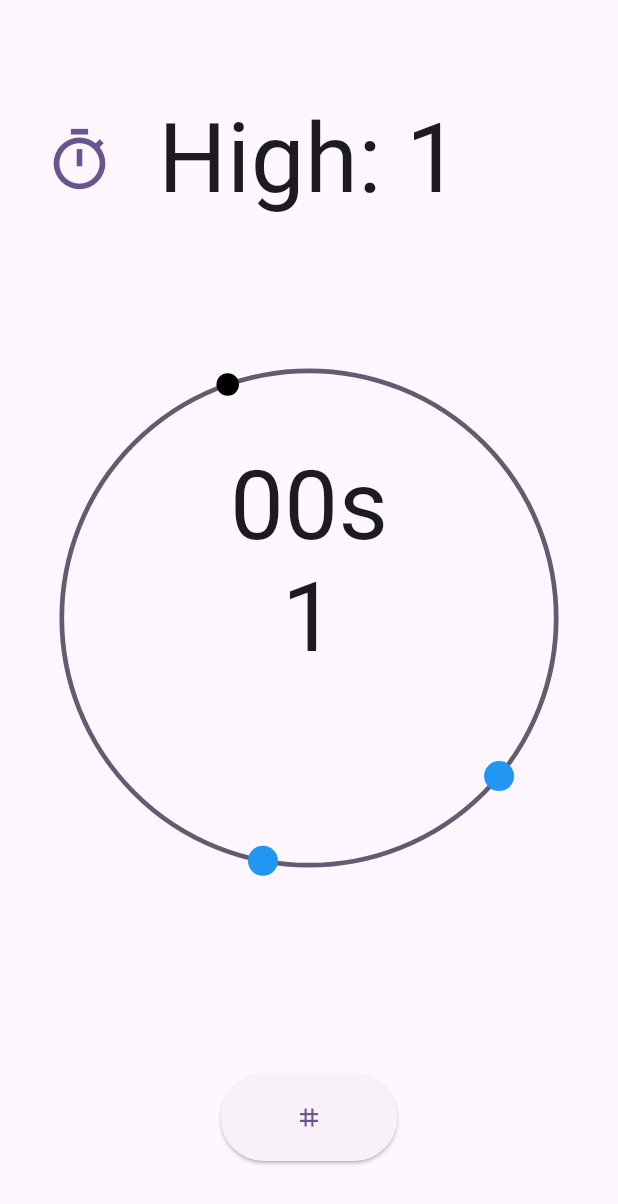
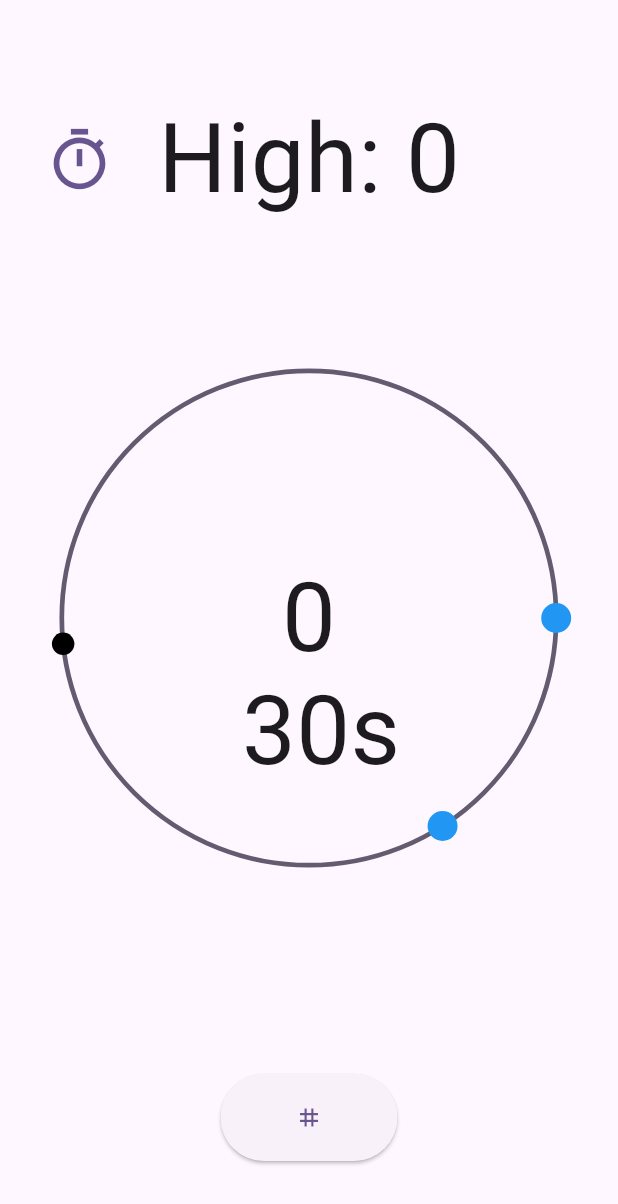
Before and after one commit to PiCake314/spin-click, a Flutter app: the screen it shows after launch, after a tap on the "tag" icon, after a tap on the "sports score" icon, on a phone screen of 412 x 824 dp. Shown: the top 1204 px of the screen. Run offline on Flutter 3.47's test engine with Material 3 defaults, Android fonts, the phone set to English and light mode, and no system bars; our stand-ins replace audioplayers, google_fonts, shared_preferences; Roboto replaces fonts that are missing (Handjet).

Commit message:
speed up for single mode implemented

```diff
--- a/lib/main.dart
+++ b/lib/main.dart
@@ -1,4 +1,6 @@
 // ignore_for_file: non_constant_identifier_names
+
+import 'dart:async';
 
 import 'package:audioplayers/audioplayers.dart';
 import 'package:flutter/material.dart';
@@ -37,30 +39,57 @@ class MyHomePage extends StatefulWidget {
   State<MyHomePage> createState() => _MyHomePageState();
 }
 
-class _MyHomePageState extends State<MyHomePage>  with TickerProviderStateMixin {
+class _MyHomePageState extends State<MyHomePage> with TickerProviderStateMixin {
   late AnimationController controller;
   late Animation<double> angle;
   final prefs = SharedPreferencesWithCache.create(
     cacheOptions: const SharedPreferencesWithCacheOptions(
-      allowList: {"high_score"},
+      allowList: {"high_score_single", "high_score_timed"},
     )
   );
 
-
+  // ================== VARIABLES ==================
+  Color point_color = Colors.black;
   double begin = 0, end = 1;
   int score = 0;
   int? high_score;
-  int ms = 1500;
+  static const int START_MS = 1500;
+  int ms = START_MS;
 
   bool wrong = false;
+  bool time_out = false;
   bool is_timed = false;
+  bool missed = false;
 
+
+  bool show_multiplier = false;
+  int continuous_hit = 0;
+  static const Duration ANIMATION_DURATION = Duration(milliseconds: 250);
+  static const List<AssetImage> MULTIPLIERS = [
+    AssetImage("assets/pluses/1.png"),
+    AssetImage("assets/pluses/2.png"),
+    AssetImage("assets/pluses/3.png"),
+    AssetImage("assets/pluses/4.png"),
+    AssetImage("assets/pluses/5.png"),
+  ];
+
+
+  static const int TOTAL_SECONDS = 30;
+  int timer_seconds = TOTAL_SECONDS;
+
+  Timer? timer;
+
+  // ================== FUNCTIONS ==================
 
   Future<void> initScore() async {
     final SharedPreferencesWithCache preferences = await prefs;
-    setState(() {
-      high_score  = preferences.getInt('high_score') ?? 0;
-    });
+    if(preferences.getInt("high_score_single") == null)
+      preferences.setInt("high_score_single", 0);
+
+    if(preferences.getInt("high_score_timed") == null)
+      preferences.setInt("high_score_timed", 0);
+
+    setState(() => high_score = preferences.getInt("high_score_single")!); // starting in single mode
   }
 
 
@@ -76,13 +105,41 @@ class _MyHomePageState extends State<MyHomePage>  with TickerProviderStateMixin
       duration: Duration(milliseconds: ms),
       vsync: this,
     );
+
     angle = Tween<double>(begin: BEGIN_POINT, end: END_POINT).animate(controller);
-    // controller.value = 3*pi/2; // couldn't get it to work
 
     controller.repeat();
   }
 
+
   double clockwizeDistance(final double a, final double b) => (b - a + 2*pi) % (2*pi);
+
+
+  void reset(){
+    wrong = false;
+    time_out = false;
+    missed = false;
+    continuous_hit = 0;
+    score = 0;
+    begin = 0;
+    end = 1;
+
+
+    if(controller.duration!.inMilliseconds != START_MS){
+      changeSpeedTo(const Duration(milliseconds: START_MS));
+      ms = START_MS;
+    }
+
+    controller.reset();
+    controller.repeat();
+  }
+
+  void newPointsLocation(){
+    final Random rand = Random();
+    begin = rand.nextDouble() * 2 * pi;
+    end = .333 + begin + rand.nextDouble();
+  }
+
 
    void changeSpeedTo(final Duration duration){
     controller.dispose();
@@ -95,32 +152,25 @@ class _MyHomePageState extends State<MyHomePage>  with TickerProviderStateMixin
    }
 
 
-
-  Future<void> AddPoint() async {
-
+  Future<void> singleShotHit() async {
     await AudioPlayer().play(AssetSource("sounds/score.mp3"));
 
     score += 1;
-
     if(score > high_score!){
       final SharedPreferencesWithCache preferences = await prefs;
-      high_score  = (preferences.getInt('high_score') ?? 0) + 1;
-      preferences.setInt('high_score', score);
+      high_score  = (preferences.getInt("high_score_single") ?? 0) + 1;
+      preferences.setInt("high_score_single", score);
     }
 
     setState(() {
-    // if(score == 5){
-    //   // changeSpeedTo(const Duration(milliseconds: 1000));
-    // }
+      if(score != 0 && score % 5 == 0) changeSpeedTo(Duration(milliseconds: ms -= 50));
 
-      final Random rand = Random();
-      begin = rand.nextDouble() * 2 * pi;
-      end = .333 + begin + rand.nextDouble();
+      newPointsLocation();
     });
   }
 
 
-  Future<void> missed() async {
+  Future<void> singleShotMissed() async {
     await AudioPlayer().play(AssetSource("sounds/wrong.mp3"));
 
     setState(() {
@@ -130,17 +180,87 @@ class _MyHomePageState extends State<MyHomePage>  with TickerProviderStateMixin
 
     await Future.delayed(const Duration(milliseconds: 750));
 
-    setState((){
-      wrong = false;
-      score = 0;
-      begin = 0;
-      end = 1;
+    setState(reset);
+  }
 
-      controller.reset();
+
+  Future<void> timedHit() async {
+    if(score == 0) startTimer();
+
+    await AudioPlayer().play(AssetSource("sounds/score.mp3"));
+
+    if(missed) continuous_hit = 0;
+    missed = false;
+
+    if(continuous_hit < 5) ++continuous_hit;
+
+    score += continuous_hit;
+    showMultiplier();
+
+
+    if(score > high_score!){
+      final SharedPreferencesWithCache preferences = await prefs;
+      high_score  = (preferences.getInt("high_score_timed") ?? 0) + 1;
+      preferences.setInt("high_score_timed", score);
+    }
+
+    setState(() {
+      newPointsLocation();
+    });
+  }
+
+
+  Future<void> timedMissed() async {
+    await AudioPlayer().play(AssetSource("sounds/wrong.mp3"));
+    // continuous_hit = 0;
+    missed = true;
+
+    setState(() {
+      point_color = Colors.red;
+      controller.stop();
+    });
+
+    await Future.delayed(const Duration(seconds: 1));
+
+    setState(() {
+      point_color = Colors.black;
       controller.repeat();
     });
   }
 
+
+  void startTimer() => timer = Timer.periodic(
+    const Duration(seconds: 1),
+    (_){
+      if(timer_seconds == 0) timeOut();
+      else setState(() => --timer_seconds);
+    },
+  );
+
+
+  Future<void> timeOut() async {
+    await AudioPlayer().play(AssetSource("sounds/wrong.mp3"));
+
+    setState(() {
+      timer!.cancel();
+      controller.stop();
+      timer_seconds = TOTAL_SECONDS;
+      time_out = true;
+    });
+
+    await Future.delayed(const Duration(milliseconds: 1500));
+
+    setState(reset);
+  }
+
+
+  Timer multiplier_timer = Timer(Duration.zero, () {});
+  Future<void> showMultiplier() async {
+    setState(() => show_multiplier = true);
+    // await Future.delayed(const Duration(milliseconds: 1000));
+    multiplier_timer.cancel();
+    multiplier_timer = Timer(const Duration(milliseconds: 1000), () => setState(() => show_multiplier = false));
+  }
 
   @override
   Widget build(BuildContext context) {
@@ -184,6 +304,23 @@ class _MyHomePageState extends State<MyHomePage>  with TickerProviderStateMixin
             ),
           ),
 
+          AnimatedOpacity(
+            opacity: is_timed ? 1 : 0,
+            duration: const Duration(milliseconds: 100),
+            child: Align(
+              alignment: Alignment.center,
+              child: Padding(
+                padding: const EdgeInsets.only(top: 150),
+                child: Text(" ${timer_seconds}s",
+                  style: TextStyle(
+                    fontSize: 64,
+                    fontFamily: GoogleFonts.handjet().fontFamily,
+                  ),
+                ),
+              ),
+            ),
+          ),
+
           Align(
             alignment: Alignment.center,
             child: Text(score.toString(),
@@ -194,19 +331,19 @@ class _MyHomePageState extends State<MyHomePage>  with TickerProviderStateMixin
             ),
           ),
 
-            AnimatedOpacity(
-              opacity: is_timed ? 1 : 0,
-              duration: const Duration(milliseconds: 100),
-              child: Align(
-                alignment: Alignment.center,
-                child: Padding(
-                  padding: const EdgeInsets.only(bottom: 150),
-                  child: Text("00s",
-                    style: TextStyle(
-                      fontSize: 64,
-                      fontFamily: GoogleFonts.handjet().fontFamily,
-                    ),
-                  ),
+
+          AnimatedPositioned(
+            duration: ANIMATION_DURATION,
+            curve: Curves.decelerate,
+            top: MediaQuery.of(context).size.height / 2 - (show_multiplier ? 80 : 40),
+            left: MediaQuery.of(context).size.width / 2 + 10,
+            child: AnimatedOpacity(
+              duration: ANIMATION_DURATION,
+              // curve: Curves.bounceOut,
+              opacity: show_multiplier ? 1 : 0,
+              child: Image(
+                image: MULTIPLIERS[continuous_hit <= 0 ? 0 : continuous_hit -1],
+                width: 65,
               ),
             ),
           ),
@@ -245,6 +382,7 @@ class _MyHomePageState extends State<MyHomePage>  with TickerProviderStateMixin
                 center: center,
                 radius: radius,
                 point_radius: POINT_RADIUS,
+                color: point_color,
               ),
               // size: MediaQuery.of(context).size,
               size: size,
@@ -268,13 +406,9 @@ class _MyHomePageState extends State<MyHomePage>  with TickerProviderStateMixin
                   final bool scored =
                     clockwizeDistance(fake_begin, angle.value) <= clockwizeDistance(fake_begin, end);
 
-                  // score = 0;
-                  // high_score = 0;
-                  // final SharedPreferencesWithCache preferences = await prefs;
-                  // preferences.setInt('high_score', 0);
 
-                  if(scored) await AddPoint();
-                  else       await missed();
+                  if(scored) await (is_timed ? timedHit() : singleShotHit());
+                  else is_timed ? await timedMissed() : await singleShotMissed();
                 },
               ),
             ),
@@ -293,9 +427,20 @@ class _MyHomePageState extends State<MyHomePage>  with TickerProviderStateMixin
                   splashFactory: NoSplash.splashFactory,
                   minimumSize: const Size(64, 64),
                 ),
-              onPressed: () {
+                onPressed: () async {
+                  is_timed = !is_timed;
+
+                  final SharedPreferencesWithCache preferences = await prefs;
+                  high_score =
+                  preferences.getInt(is_timed  ? "high_score_timed" : "high_score_single")!;
+
                   setState(() {
-                  is_timed = !is_timed;
+                    if(!is_timed){
+                      if(timer != null) timer!.cancel();
+                      timer_seconds = TOTAL_SECONDS;
+                    }
+
+                    reset();
                   });
                 },
               ),
@@ -303,13 +448,24 @@ class _MyHomePageState extends State<MyHomePage>  with TickerProviderStateMixin
           ),
 
           if(wrong) Container(color: Colors.red.withOpacity(.3)),
-
           if(wrong)
             const Align(
               alignment: Alignment.center,
               child: Icon(
                 Icons.close_sharp,
                 color: Colors.red,
+                size: 360,
+              ),
+            ),
+
+
+          if(time_out) Container(color: Colors.blue.withOpacity(.3)),
+          if(time_out)
+            const Align(
+              alignment: Alignment.center,
+              child: Icon(
+                Icons.timer_off_outlined,
+                color: Colors.blue,
                 size: 360,
               ),
             ),
@@ -326,18 +482,20 @@ class Point extends CustomPainter {
   final (double, double) center;
   final double radius;
   final double point_radius;
+  final Color color;
 
   Point({
     required this.angle,
     required this.radius,
     required this.center,
     required this.point_radius,
+    required this.color
   });
 
   @override
   void paint(Canvas canvas, Size size) {
     final Paint paint = Paint()
-      ..color = Colors.black
+      ..color = color
       ..style = PaintingStyle.fill;
 
     final Offset point_center = Offset(
--- a/pubspec.yaml
+++ b/pubspec.yaml
@@ -72,6 +72,7 @@ flutter:
   assets:
     - assets/sounds/score.mp3
     - assets/sounds/wrong.mp3
+    - assets/pluses/
   #   - images/a_dot_burr.jpeg
   #   - images/a_dot_ham.jpeg
 
```
Also changed, not shown: assets/pluses/1.png (added), assets/pluses/2.png (added), assets/pluses/3.png (added), assets/pluses/4.png (added), assets/pluses/5.png (added). Lines whose indentation alone changed are shown as unchanged.
